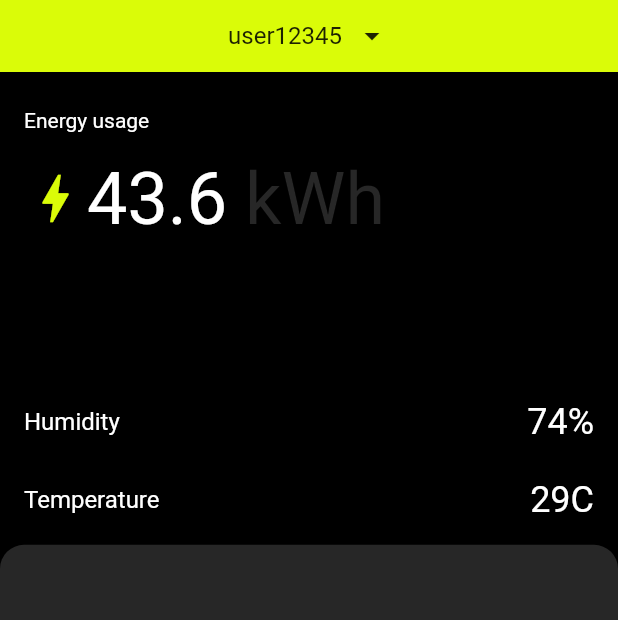
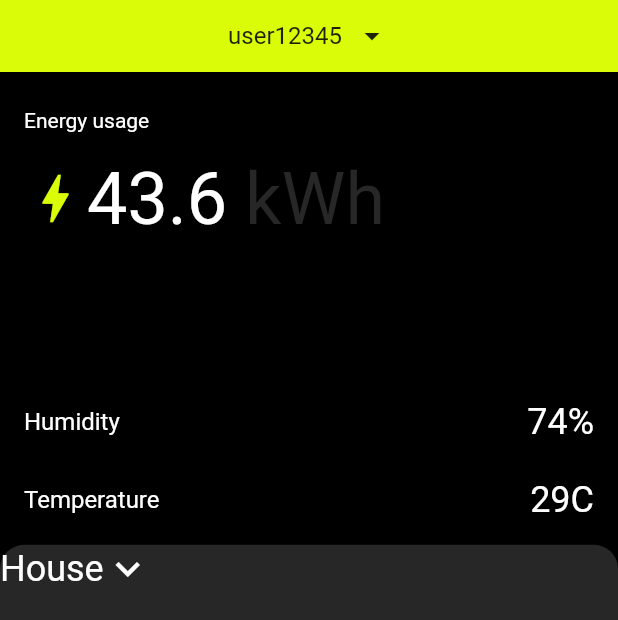
Before and after one commit to JAICHANGPARK/flutter_notebook_19th_story, a Flutter app: the screen it shows after launch, on a phone screen of 412 x 824 dp. Shown: the top 620 px of the screen. Run offline on Flutter 3.47's test engine with Material 2 defaults, Android fonts, the phone set to English and light mode, and no system bars; our stand-ins replace cached_network_image, flutter_riverpod, freezed_annotation, smooth_page_indicator, video_player.

Commit message:
Update smart_home_main_page.dart

```diff
--- a/lib/ep1109_smart_home_app/src/ui/smart_home_main_page.dart
+++ b/lib/ep1109_smart_home_app/src/ui/smart_home_main_page.dart
@@ -137,6 +137,26 @@ class SmartHomeMainPage extends StatelessWidget {
                     topLeft: Radius.circular(16),
                   ),
                 ),
+                child: Column(
+                  children: [
+                    Row(
+                      children: [
+                        Text(
+                          "House",
+                          style: TextStyle(
+                            color: Colors.white,
+                            fontSize: 24,
+                          ),
+                        ),
+                        Icon(
+                          Icons.keyboard_arrow_down,
+                          size: 32,
+                          color: Colors.white,
+                        ),
+                      ],
+                    )
+                  ],
+                ),
               ),
             ),
           ],
```
